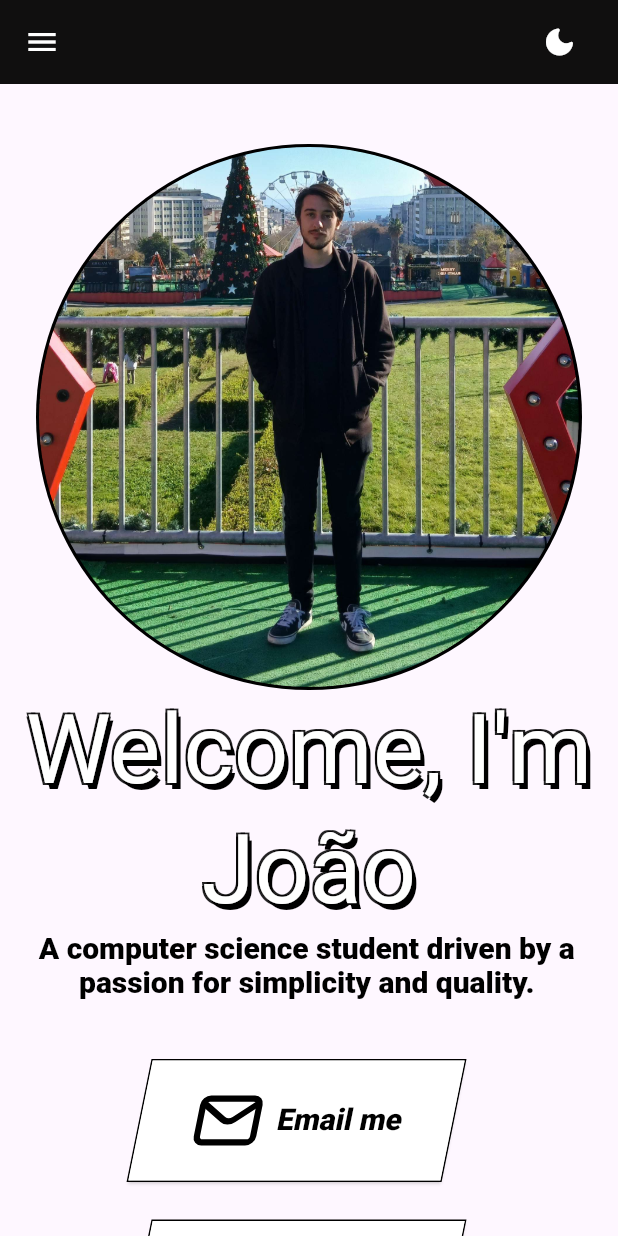
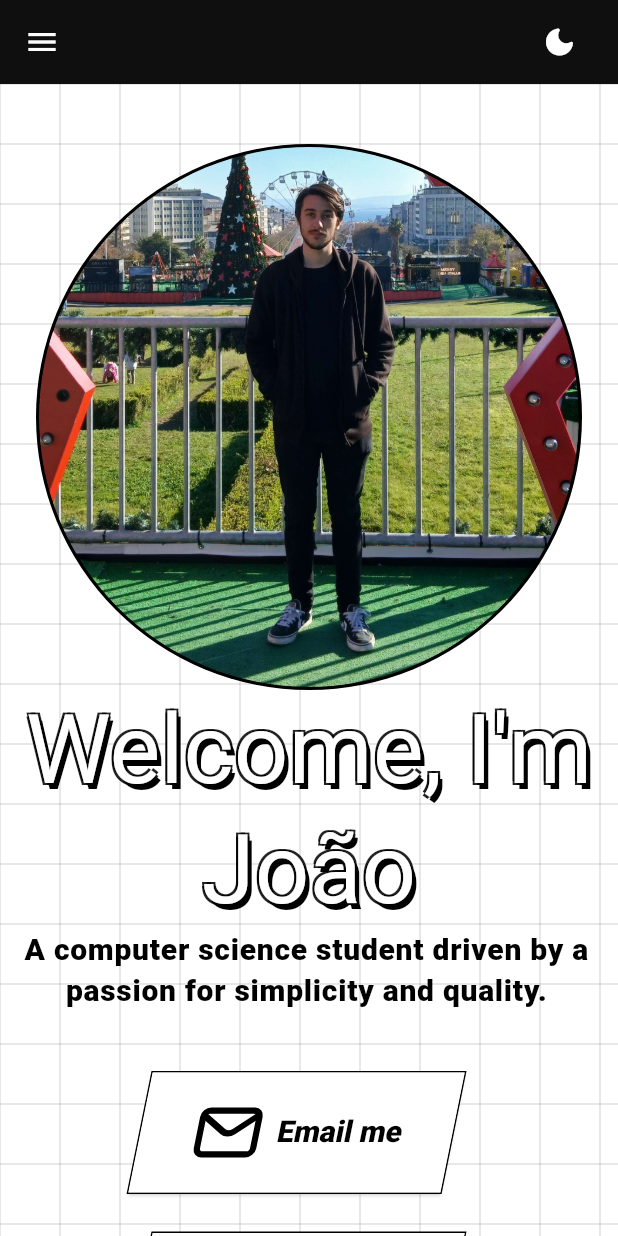
Before and after one commit to anotherlusitano/anotherlusitano.github.io, a Flutter app: the screen it shows after launch, on a phone screen of 412 x 824 dp. Run offline on Flutter 3.47's test engine with Material 3 defaults, Android fonts, the phone set to English and light mode, and no system bars; our stand-ins replace flutter_svg, go_router, google_fonts; Roboto replaces fonts that are missing (Faustina, Londrina Solid).

Commit message:
Finish Dark Mode

```diff
--- a/lib/components/primary_button.dart
+++ b/lib/components/primary_button.dart
@@ -30,11 +30,14 @@
         duration: const Duration(milliseconds: 100),
         decoration: BoxDecoration(
           color: Colors.white,
-          border: Border.all(width: 1),
+          border: Border.all(
+            width: 1,
+            color: Colors.black,
+          ),
           boxShadow: _isHovering
               ? [
                   BoxShadow(
-                    color: Colors.black,
+                    color: Theme.of(context).hoverColor,
                     offset: const Offset(5, 5),
                   ),
                 ]
@@ -52,15 +55,17 @@
             width: 50,
             height: 50,
             colorFilter: _isHovering
-                ? ColorFilter.mode(Colors.white, BlendMode.srcIn)
-                : ColorFilter.mode(Colors.black, BlendMode.srcIn),
+                ? ColorFilter.mode(
+                    Theme.of(context).focusColor, BlendMode.srcIn)
+                : ColorFilter.mode(
+                    Theme.of(context).disabledColor, BlendMode.srcIn),
           ),
           label: Text(
             widget.text,
             style: Theme.of(context).textTheme.displayMedium?.copyWith(
                   color: _isHovering
-                      ? Colors.white
-                      : Theme.of(context).textTheme.displayMedium?.color,
+                      ? Theme.of(context).focusColor
+                      : Theme.of(context).disabledColor,
                 ),
           ),
           onHover: (hovering) {
--- a/lib/components/tag_box.dart
+++ b/lib/components/tag_box.dart
@@ -24,7 +24,7 @@
         child: Text(
           "#${tag.name}",
           overflow: TextOverflow.visible,
-          style: Theme.of(context).textTheme.bodyMedium,
+          style: Theme.of(context).textTheme.titleMedium,
         ),
       ),
     );
--- a/lib/config/routes.dart
+++ b/lib/config/routes.dart
@@ -41,6 +41,7 @@
         return LayoutBuilder(builder: (context, constraints) {
           return Scaffold(
             appBar: NavBar(),
+            backgroundColor: Theme.of(context).scaffoldBackgroundColor,
             drawer: constraints.maxWidth < 500 ? const MyDrawer() : null,
             body: child,
           );
--- a/lib/config/theme.dart
+++ b/lib/config/theme.dart
@@ -5,6 +5,13 @@
   appBarTheme: AppBarTheme(
     backgroundColor: Color.fromARGB(255, 16, 15, 15),
   ),
+  scaffoldBackgroundColor: Colors.white,
+  canvasColor: Colors.black12,
+  primaryColor: Colors.black,
+  focusColor: Colors.white,
+  disabledColor: Colors.black,
+  hoverColor: Colors.black,
+  cardColor: Colors.white,
   elevatedButtonTheme: ElevatedButtonThemeData(
     style: ButtonStyle(
       shape: WidgetStateProperty.resolveWith(
@@ -62,7 +69,19 @@
       fontSize: 16,
       fontWeight: FontWeight.w900,
     ),
+    titleMedium: TextStyle(
+      color: Colors.black,
+      fontFamily: GoogleFonts.firaMono().fontFamily,
+      fontSize: 16,
+      fontWeight: FontWeight.w900,
+    ),
     displayMedium: TextStyle(
+      color: Colors.black,
+      fontFamily: GoogleFonts.faustina().fontFamily,
+      fontSize: 20,
+      fontWeight: FontWeight.w900,
+    ),
+    labelMedium: TextStyle(
       color: Colors.black,
       fontFamily: GoogleFonts.faustina().fontFamily,
       fontSize: 20,
@@ -76,8 +95,15 @@
 final darkTheme = ThemeData(
   appBarTheme: AppBarTheme(
     backgroundColor: Color.fromARGB(255, 16, 15, 15),
-    titleTextStyle: TextStyle(color: Colors.white),
   ),
+  scaffoldBackgroundColor: Color.fromRGBO(11, 13, 18, 1),
+  shadowColor: Colors.white12,
+  primaryColor: Colors.white,
+  focusColor: Colors.black,
+  disabledColor: Colors.black,
+  hoverColor: Colors.white,
+  canvasColor: Colors.white12,
+  cardColor: Color.fromRGBO(11, 13, 18, 1),
   elevatedButtonTheme: ElevatedButtonThemeData(
     style: ButtonStyle(
       shape: WidgetStateProperty.resolveWith(
@@ -89,15 +115,6 @@
         ),
       ),
       backgroundColor: WidgetStateProperty.resolveWith((states) {
-        if (states.contains(WidgetState.hovered)) {
-          return Colors.white;
-        }
-        return Colors.black;
-      }),
-      shadowColor: WidgetStateProperty.resolveWith((states) {
-        if (states.contains(WidgetState.hovered)) {
-          return Colors.black;
-        }
         return Colors.white;
       }),
     ),
@@ -111,25 +128,45 @@
 
       // Stroke
       shadows: [
-        Shadow(offset: Offset(-1.5, -1.5), color: Colors.white),
-        Shadow(offset: Offset(1.5, -1.5), color: Colors.white),
-        Shadow(offset: Offset(1.5, 1.5), color: Colors.white),
-        Shadow(offset: Offset(-1.5, 1.5), color: Colors.white),
+        Shadow(offset: Offset(-1.5, -1.5), color: Colors.black87),
+        Shadow(offset: Offset(1.5, -1.5), color: Colors.black87),
+        Shadow(offset: Offset(1.5, 1.5), color: Colors.black87),
+        Shadow(offset: Offset(-1.5, 1.5), color: Colors.black87),
         Shadow(offset: Offset(3, 4), color: Colors.black),
       ],
+      fontFamily: GoogleFonts.londrinaSolid().fontFamily,
+    ),
+    headlineMedium: TextStyle(
+      color: Colors.white,
+      fontSize: 32,
+      fontFamily: GoogleFonts.londrinaSolid().fontFamily,
+    ),
+    headlineSmall: TextStyle(
+      color: Colors.white,
+      fontSize: 18,
       fontFamily: GoogleFonts.londrinaSolid().fontFamily,
     ),
     bodyMedium: TextStyle(
       color: Colors.white,
       fontFamily: GoogleFonts.firaMono().fontFamily,
       fontSize: 16,
+    ),
+    titleMedium: TextStyle(
+      color: Colors.black,
+      fontFamily: GoogleFonts.firaMono().fontFamily,
+      fontSize: 16,
       fontWeight: FontWeight.w900,
     ),
     displayMedium: TextStyle(
-      color: Colors.black,
-      fontFamily: GoogleFonts.firaMono().fontFamily,
-      fontSize: 16,
-      fontWeight: FontWeight.w100,
+      color: Colors.white,
+      fontFamily: GoogleFonts.faustina().fontFamily,
+      fontSize: 20,
+      fontWeight: FontWeight.w900,
+    ),
+    labelMedium: TextStyle(
+      color: Colors.white,
+      fontFamily: GoogleFonts.faustina().fontFamily,
+      fontSize: 20,
     ),
   ),
 );
--- a/lib/pages/home_page.dart
+++ b/lib/pages/home_page.dart
@@ -47,7 +47,7 @@
                     ],
                   ),
                   textAlign: TextAlign.center,
-                  style: Theme.of(context).textTheme.displayMedium,
+                  style: Theme.of(context).textTheme.labelMedium,
                 ),
                 SizedBox(height: 40),
                 Wrap(
```
Also changed, not shown: lib/components/project_box.dart (+13 -5 lines), lib/pages/about_page.dart (+9 -3 lines).
